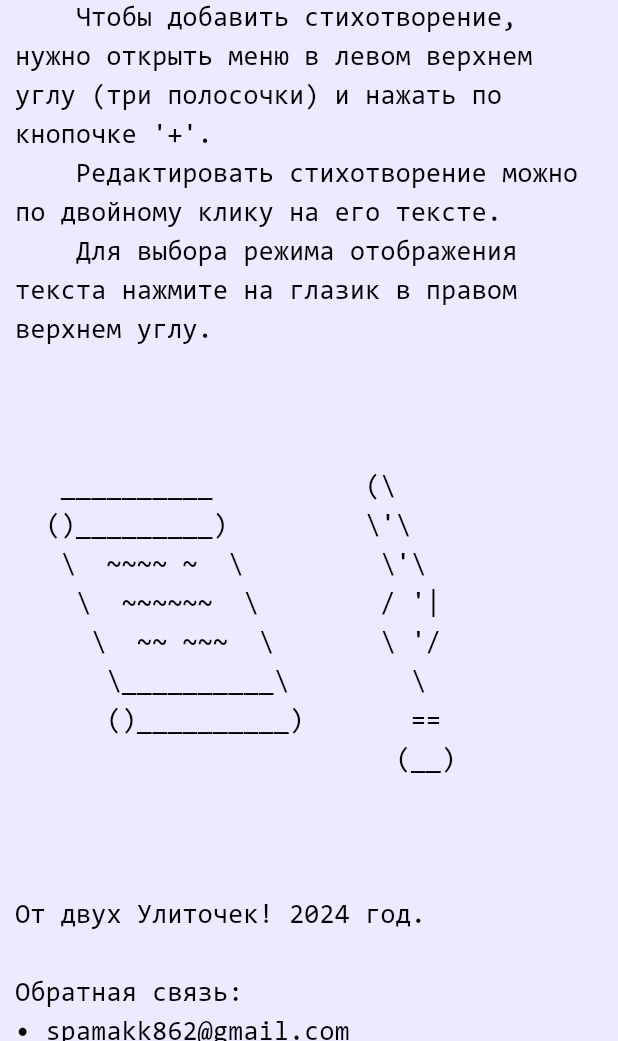
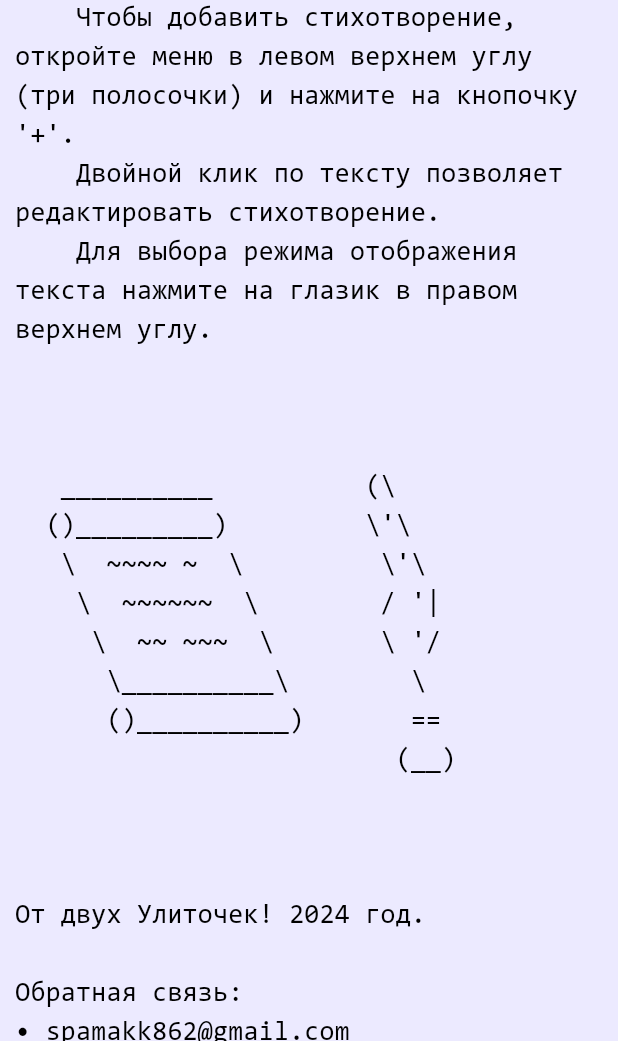
Before and after one commit to 2romanio005/cramming_poems, a Flutter app: the screen it shows after launch, on a phone screen of 412 x 824 dp, the part 195-1236 px from its top. Run offline on Flutter 3.47's test engine with Material 3 defaults, Android fonts, the phone set to English and light mode, and no system bars.

Commit message:
[r] текст gpt

```diff
--- a/lib/Data/poemList.dart
+++ b/lib/Data/poemList.dart
@@ -68,8 +68,8 @@ class PoemList {
     print("get");
     return Poem(
       text: [
-        "    Чтобы добавить стихотворение, нужно открыть меню в левом верхнем углу (три полосочки) и нажать по кнопочке '+'.",
-        "    Редактировать стихотворение можно по двойному клику на его тексте.",
+        "    Чтобы добавить стихотворение, откройте меню в левом верхнем углу (три полосочки) и нажмите на кнопочку '+'.",
+        "    Двойной клик по тексту позволяет редактировать стихотворение.",
         "    Для выбора режима отображения текста нажмите на глазик в правом верхнем углу.",
         "",
         "",
```
